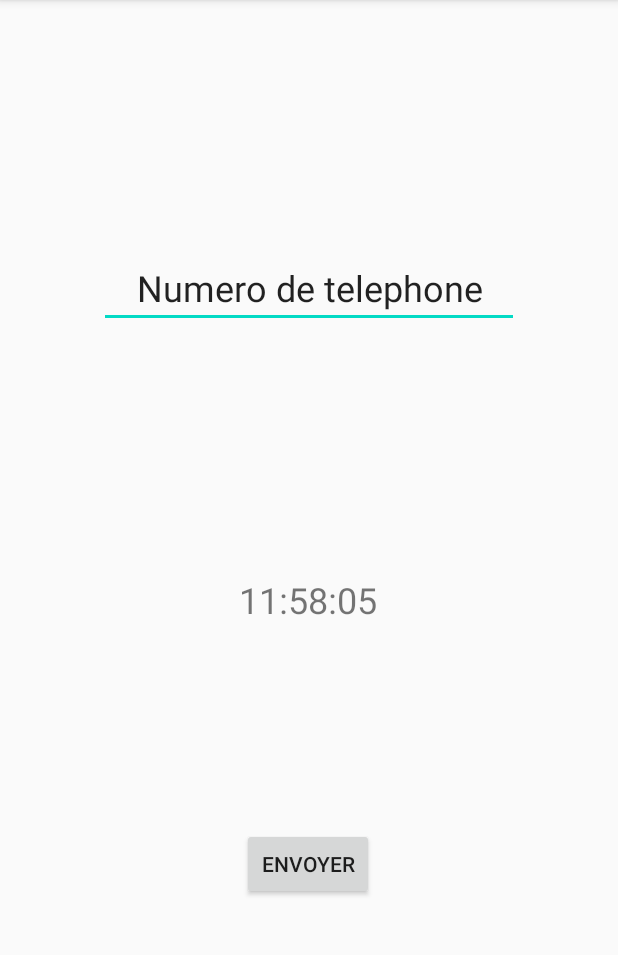
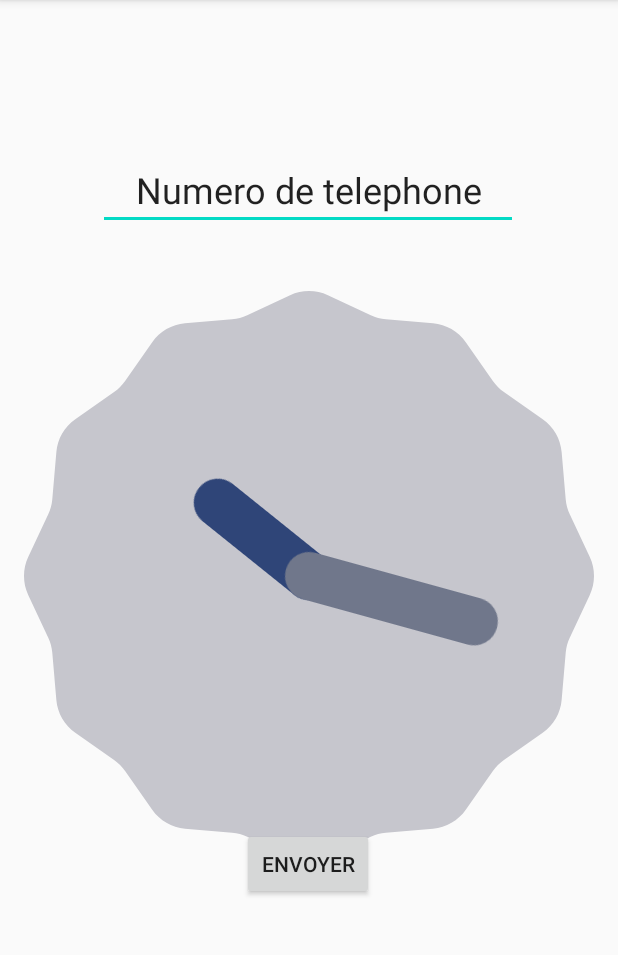
Before and after one commit to cf02800/Badgeuse, an Android app: the screen it shows after launch (MainActivity), on a phone screen of 412 x 824 dp, the part 84-1039 px from its top. Run offline under Robolectric (Android 15) with nearby library versions, the phone set to English and light mode, and no system bars.

Commit message:
Ajout d'une horloge analogique et de l'heure digitale

```diff
--- a/app/src/main/res/layout/activity_main.xml
+++ b/app/src/main/res/layout/activity_main.xml
@@ -17,30 +17,37 @@
         app:layout_constraintHorizontal_bias="0.498"
         app:layout_constraintStart_toStartOf="parent" />
 
-    <TextView
-        android:id="@+id/textView_heure"
-        android:layout_width="wrap_content"
-        android:layout_height="wrap_content"
-        android:layout_marginBottom="136dp"
-        android:text="11:58:05"
-        android:textSize="24sp"
-        app:layout_constraintBottom_toTopOf="@+id/button_envoyer"
-        app:layout_constraintEnd_toEndOf="parent"
-        app:layout_constraintHorizontal_bias="0.498"
-        app:layout_constraintStart_toStartOf="parent" />
-
     <EditText
         android:id="@+id/editText_Numero"
         android:layout_width="wrap_content"
         android:layout_height="wrap_content"
+        android:layout_marginTop="100dp"
         android:ems="10"
         android:inputType="textPersonName"
         android:text="Numero de telephone"
         android:textAlignment="center"
         android:textSize="24sp"
-        app:layout_constraintBottom_toTopOf="@+id/textView_heure"
         app:layout_constraintEnd_toEndOf="parent"
+        app:layout_constraintHorizontal_bias="0.496"
         app:layout_constraintStart_toStartOf="parent"
         app:layout_constraintTop_toTopOf="parent" />
 
+    <TextClock
+        android:id="@+id/heure"
+        android:layout_width="wrap_content"
+        android:layout_height="wrap_content"
+        android:format12Hour="hh:mm:ss a"
+        android:format24Hour="HH:mm:ss"
+        android:textColor="#F6F6F6"
+        android:textSize="36sp"
+        android:textStyle="bold"
+        app:layout_constraintBottom_toTopOf="@+id/button_envoyer"
+        app:layout_constraintEnd_toEndOf="parent"
+        app:layout_constraintHorizontal_bias="0.492"
+        app:layout_constraintStart_toStartOf="parent" />
+
+    <AnalogClock
+        android:id="@+id/heure_analogique"
+        android:layout_width="match_parent"
+        android:layout_height="match_parent" />
 </androidx.constraintlayout.widget.ConstraintLayout>
```
